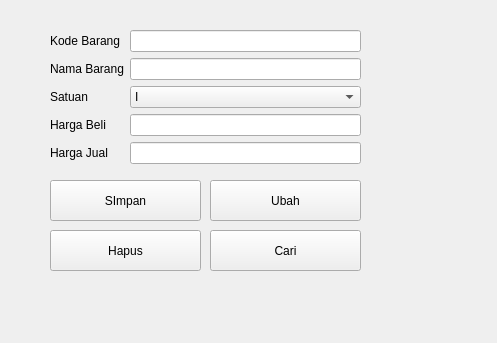
Above: formbarang.ui from fiqrianwar1/SistemInformasiPertanian before the change. Below: the same form after it.
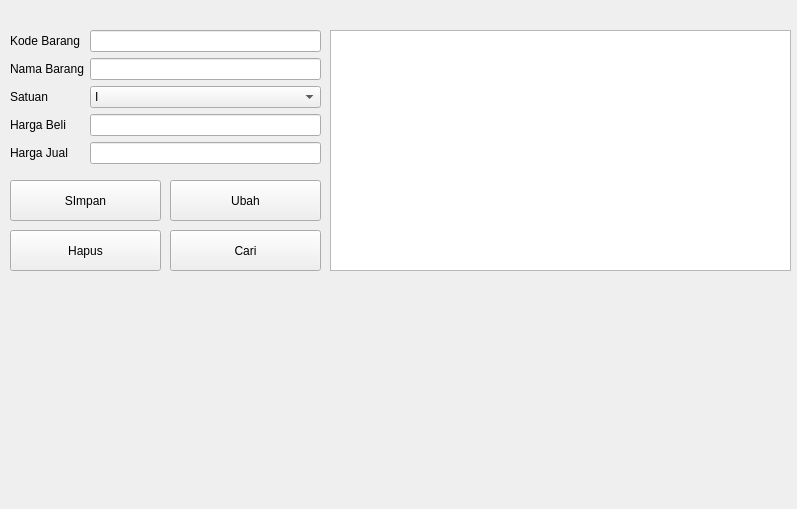
That is the form after the change.

What changed in the file:
```diff
--- a/formbarang.ui
+++ b/formbarang.ui
@@ -6,8 +6,8 @@
    <rect>
     <x>0</x>
     <y>0</y>
-    <width>497</width>
-    <height>343</height>
+    <width>797</width>
+    <height>509</height>
    </rect>
   </property>
   <property name="windowTitle">
@@ -16,7 +16,7 @@
   <widget class="QPushButton" name="pushButton_3">
    <property name="geometry">
     <rect>
-     <x>210</x>
+     <x>170</x>
      <y>230</y>
      <width>151</width>
      <height>41</height>
@@ -29,7 +29,7 @@
   <widget class="QPushButton" name="pushButton">
    <property name="geometry">
     <rect>
-     <x>50</x>
+     <x>10</x>
      <y>180</y>
      <width>151</width>
      <height>41</height>
@@ -42,7 +42,7 @@
   <widget class="QPushButton" name="pushButton_4">
    <property name="geometry">
     <rect>
-     <x>50</x>
+     <x>10</x>
      <y>230</y>
      <width>151</width>
      <height>41</height>
@@ -55,7 +55,7 @@
   <widget class="QPushButton" name="pushButton_2">
    <property name="geometry">
     <rect>
-     <x>210</x>
+     <x>170</x>
      <y>180</y>
      <width>151</width>
      <height>41</height>
@@ -68,7 +68,7 @@
   <widget class="QWidget" name="formLayoutWidget">
    <property name="geometry">
     <rect>
-     <x>50</x>
+     <x>10</x>
      <y>30</y>
      <width>311</width>
      <height>141</height>
@@ -148,6 +148,16 @@
     </item>
    </layout>
   </widget>
+  <widget class="QTableView" name="tableBarang">
+   <property name="geometry">
+    <rect>
+     <x>330</x>
+     <y>30</y>
+     <width>461</width>
+     <height>241</height>
+    </rect>
+   </property>
+  </widget>
  </widget>
  <resources/>
  <connections/>
```
